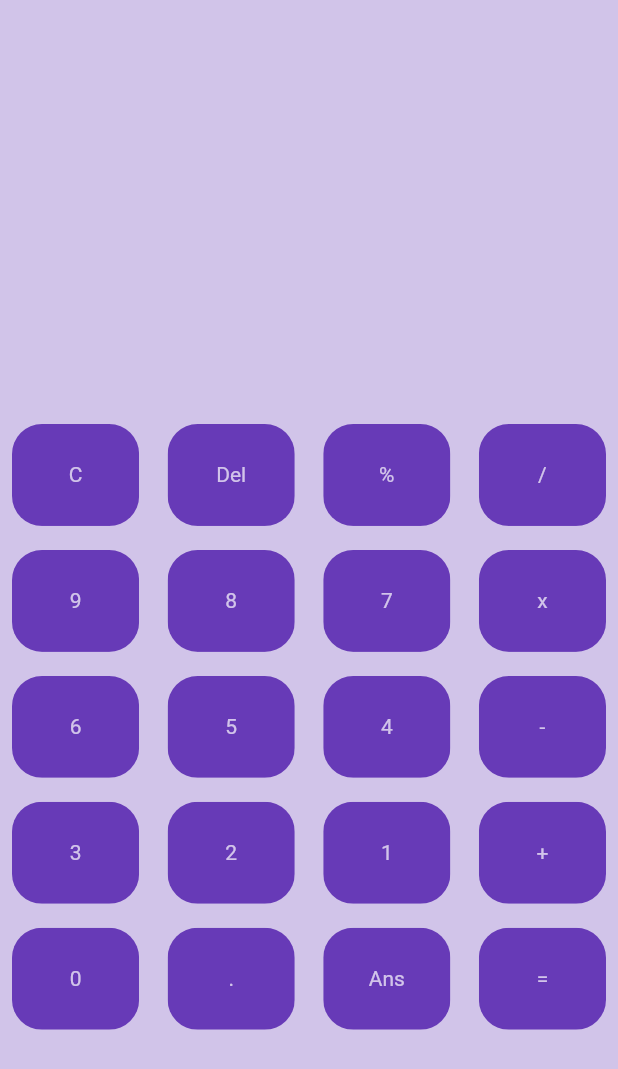
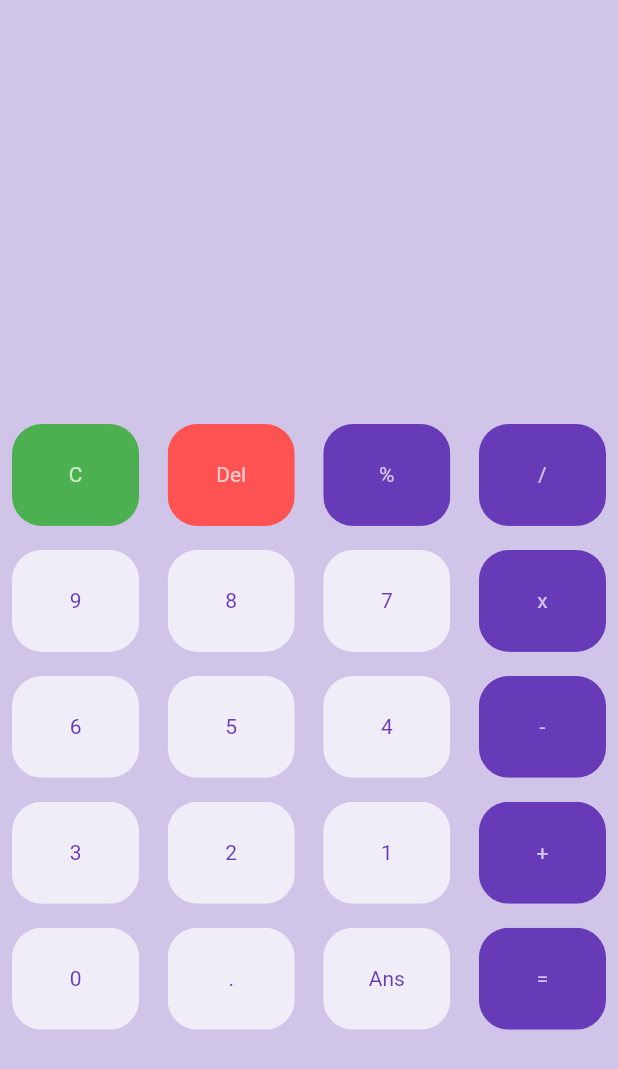
Before and after one commit to DARK-PROGRAMMER-I/CalculatorAppDemo, a Flutter app: the screen it shows after launch, on a phone screen of 412 x 824 dp. Shown: the top 1069 px of the screen. Run offline on Flutter 3.47's test engine with Material 2 defaults, Android fonts, the phone set to English and light mode, and no system bars.

Commit message:
Changed the colors of Operator Buttons.

```diff
--- a/lib/main.dart
+++ b/lib/main.dart
@@ -44,17 +44,33 @@ class _HomePageState extends State<HomePage> {
 
                 child: GridView.builder(
                     physics: NeverScrollableScrollPhysics(),
-                    shrinkWrap: true,
+                    shrinkWrap: false,
 
                     itemCount: buttons.length,
                     gridDelegate: SliverGridDelegateWithFixedCrossAxisCount(crossAxisCount: 4,mainAxisSpacing: 0 , crossAxisSpacing: 3.0,childAspectRatio: 1.2,
                     ), // We have used this to split the buttons
                     itemBuilder: (BuildContext context, int index){
+                    if(buttons[index] == "C" ){
                       return MyButtons(
-                    color: Colors.deepPurple,
+                        color: Colors.green,
                         textColor: Colors.white70,
                         buttonText: buttons[index],
                       );
+                    }else if(buttons[index] == "Del")
+                      {
+                        return MyButtons(
+                          color: Colors.redAccent,
+                          textColor: Colors.white70,
+                          buttonText: buttons[index],
+                        );
+                      }
+                    else{
+                      return MyButtons(
+                        color: isOperator(buttons[index]) ?  Colors.deepPurple : Colors.white70,
+                        textColor: isOperator(buttons[index]) ?  Colors.white70: Colors.deepPurple,
+                        buttonText: buttons[index],
+                      );
+                    }
                     }// Item Builder
               ),
           ),)
@@ -62,6 +78,13 @@ class _HomePageState extends State<HomePage> {
       ),
     );
   }
+  bool isOperator(String x){
+    if(x == "/" || x == "x" || x == "+" ||x == "-" || x == "=" || x== "%" ){
+      return true;
+    }
+    return false;
+  }
+
 }
 // GridView.builder(
 // physics: NeverScrollableScrollPhysics(),
```
Lines whose indentation alone changed are shown as unchanged.
